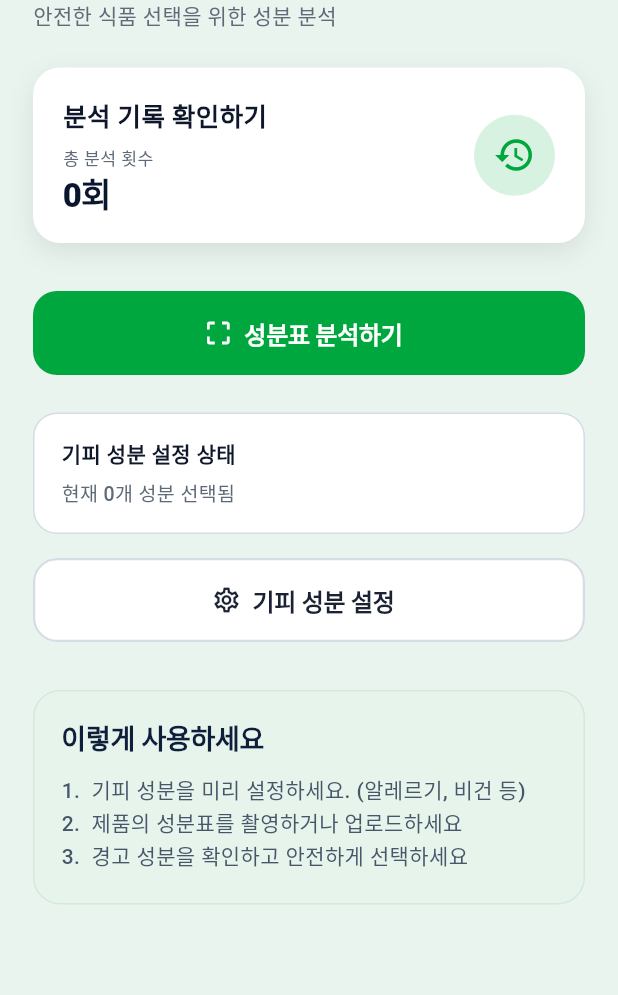
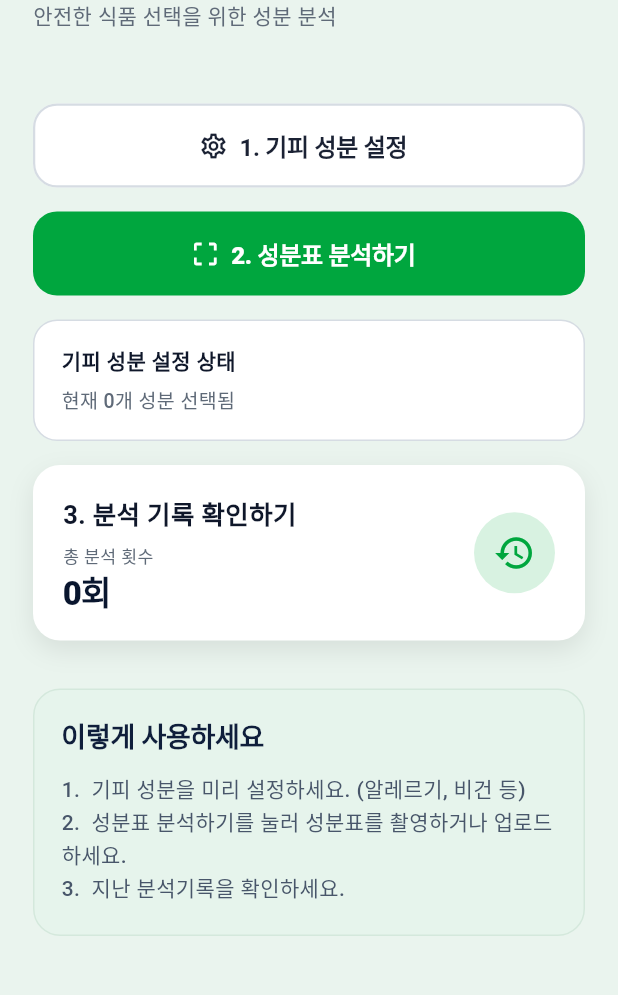
Before and after one commit to gjwnsdnd/food_safety_scanner, a Flutter app: the screen it shows after launch, on a phone screen of 412 x 824 dp, the part 90-1085 px from its top. Run offline on Flutter 3.47's test engine with Material 3 defaults, Android fonts, the phone set to English and light mode, and no system bars; our stand-ins replace dio, image_picker; network calls fail.

```diff
--- a/lib/screens/main_screen.dart
+++ b/lib/screens/main_screen.dart
@@ -58,7 +58,7 @@ class _MainScreenState extends State<MainScreen> {
       backgroundColor: _backgroundColor,
       body: SafeArea(
         child: SingleChildScrollView(
-          padding: EdgeInsets.symmetric(horizontal: s(22), vertical: s(26)),
+          padding: EdgeInsets.fromLTRB(s(22), s(26), s(22), s(18)),
           child: Column(
             crossAxisAlignment: CrossAxisAlignment.start,
             children: [
@@ -104,84 +104,37 @@ class _MainScreenState extends State<MainScreen> {
                   ),
                 ],
               ),
-              SizedBox(height: s(24)),
-              InkWell(
-                onTap: () {
+              SizedBox(height: s(48)),
+              SizedBox(
+                width: double.infinity,
+                height: s(56),
+                child: OutlinedButton.icon(
+                  onPressed: () {
                     Navigator.push(
                       context,
-                    MaterialPageRoute(builder: (_) => const HistoryScreen()),
-                  );
+                      MaterialPageRoute(
+                        builder: (_) => const PreferencesScreen(),
+                      ),
+                    ).then((_) => _loadPreferences());
                   },
-                borderRadius: BorderRadius.circular(s(18)),
-                child: Container(
-                  width: double.infinity,
-                  padding: EdgeInsets.fromLTRB(s(20), s(20), s(20), s(20)),
-                  decoration: BoxDecoration(
-                    color: Colors.white,
-                    borderRadius: BorderRadius.circular(s(18)),
-                    boxShadow: const [
-                      BoxShadow(
-                        color: Color(0x16000000),
-                        blurRadius: 14,
-                        offset: Offset(0, 6),
+                  style: OutlinedButton.styleFrom(
+                    backgroundColor: Colors.white,
+                    foregroundColor: const Color(0xFF1B2234),
+                    side: BorderSide(color: const Color(0xFFD6DCE3), width: s(1.5)),
+                    shape: RoundedRectangleBorder(
+                      borderRadius: BorderRadius.circular(s(16)),
                     ),
-                    ],
-                  ),
-                  child: Row(
-                    children: [
-                      Expanded(
-                        child: Column(
-                          crossAxisAlignment: CrossAxisAlignment.start,
-                          children: [
-                            Text(
-                              '분석 기록 확인하기',
-                              style: TextStyle(
-                                fontSize: s(17),
-                                color: const Color(0xFF0F172A),
+                    textStyle: TextStyle(
+                      fontSize: s(16),
                       fontWeight: FontWeight.w700,
+                      letterSpacing: -0.2,
                     ),
                   ),
-                            SizedBox(height: s(6)),
-                            Text(
-                              '총 분석 횟수',
-                              style: TextStyle(
-                                fontSize: s(11.5),
-                                color: _textMuted,
-                                fontWeight: FontWeight.w500,
+                  icon: Icon(Icons.settings_outlined, size: s(20)),
+                  label: const Text('1. 기피 성분 설정'),
                 ),
               ),
-                            SizedBox(height: s(4)),
-                            Text(
-                              '0회',
-                              style: TextStyle(
-                                fontSize: s(22),
-                                height: 1.0,
-                                color: Color(0xFF09162E),
-                                fontWeight: FontWeight.w800,
-                                letterSpacing: -0.5,
-                              ),
-                            ),
-                          ],
-                        ),
-                      ),
-                      Container(
-                        width: s(54),
-                        height: s(54),
-                        decoration: const BoxDecoration(
-                          shape: BoxShape.circle,
-                          color: _softGreen,
-                        ),
-                        child: Icon(
-                          Icons.history,
-                          color: _primaryGreen,
-                          size: s(28),
-                        ),
-                      ),
-                    ],
-                  ),
-                ),
-              ),
-              SizedBox(height: s(32)),
+              SizedBox(height: s(16)),
               SizedBox(
                 width: double.infinity,
                 height: s(56),
@@ -205,10 +158,10 @@ class _MainScreenState extends State<MainScreen> {
                     ),
                   ),
                   icon: Icon(Icons.crop_free, size: s(20)),
-                  label: const Text('성분표 분석하기'),
+                  label: const Text('2. 성분표 분석하기'),
                 ),
               ),
-              SizedBox(height: s(25)),
+              SizedBox(height: s(16)),
               Container(
                 width: double.infinity,
                 padding: EdgeInsets.fromLTRB(s(18), s(16), s(18), s(16)),
@@ -266,33 +219,80 @@ class _MainScreenState extends State<MainScreen> {
                 ),
               ),
               SizedBox(height: s(16)),
-              SizedBox(
-                width: double.infinity,
-                height: s(56),
-                child: OutlinedButton.icon(
-                  onPressed: () {
+              InkWell(
+                onTap: () {
                   Navigator.push(
                     context,
-                      MaterialPageRoute(
-                        builder: (_) => const PreferencesScreen(),
+                    MaterialPageRoute(builder: (_) => const HistoryScreen()),
+                  );
+                },
+                borderRadius: BorderRadius.circular(s(18)),
+                child: Container(
+                  width: double.infinity,
+                  padding: EdgeInsets.fromLTRB(s(20), s(20), s(20), s(20)),
+                  decoration: BoxDecoration(
+                    color: Colors.white,
+                    borderRadius: BorderRadius.circular(s(18)),
+                    boxShadow: const [
+                      BoxShadow(
+                        color: Color(0x16000000),
+                        blurRadius: 14,
+                        offset: Offset(0, 6),
                       ),
-                    ).then((_) => _loadPreferences());
-                  },
-                  style: OutlinedButton.styleFrom(
-                    backgroundColor: Colors.white,
-                    foregroundColor: const Color(0xFF1B2234),
-                    side: BorderSide(color: const Color(0xFFD6DCE3), width: s(1.5)),
-                    shape: RoundedRectangleBorder(
-                      borderRadius: BorderRadius.circular(s(16)),
+                    ],
                   ),
-                    textStyle: TextStyle(
-                      fontSize: s(16),
+                  child: Row(
+                    children: [
+                      Expanded(
+                        child: Column(
+                          crossAxisAlignment: CrossAxisAlignment.start,
+                          children: [
+                            Text(
+                              '3. 분석 기록 확인하기',
+                              style: TextStyle(
+                                fontSize: s(17),
+                                color: const Color(0xFF0F172A),
                                 fontWeight: FontWeight.w700,
-                      letterSpacing: -0.2,
                               ),
                             ),
-                  icon: Icon(Icons.settings_outlined, size: s(20)),
-                  label: const Text('기피 성분 설정'),
+                            SizedBox(height: s(6)),
+                            Text(
+                              '총 분석 횟수',
+                              style: TextStyle(
+                                fontSize: s(11.5),
+                                color: _textMuted,
+                                fontWeight: FontWeight.w500,
+                              ),
+                            ),
+                            SizedBox(height: s(4)),
+                            Text(
+                              '0회',
+                              style: TextStyle(
+                                fontSize: s(22),
+                                height: 1.0,
+                                color: Color(0xFF09162E),
+                                fontWeight: FontWeight.w800,
+                                letterSpacing: -0.5,
+                              ),
+                            ),
+                          ],
+                        ),
+                      ),
+                      Container(
+                        width: s(54),
+                        height: s(54),
+                        decoration: const BoxDecoration(
+                          shape: BoxShape.circle,
+                          color: _softGreen,
+                        ),
+                        child: Icon(
+                          Icons.history,
+                          color: _primaryGreen,
+                          size: s(28),
+                        ),
+                      ),
+                    ],
+                  ),
                 ),
               ),
               SizedBox(height: s(32)),
@@ -327,7 +327,7 @@ class _MainScreenState extends State<MainScreen> {
                       ),
                     ),
                     Text(
-                      '2.  제품의 성분표를 촬영하거나 업로드하세요',
+                      '2.  성분표 분석하기를 눌러 성분표를 촬영하거나 업로드하세요.',
                       style: TextStyle(
                         fontSize: s(14),
                         fontWeight: FontWeight.w500,
@@ -336,7 +336,7 @@ class _MainScreenState extends State<MainScreen> {
                       ),
                     ),
                     Text(
-                      '3.  경고 성분을 확인하고 안전하게 선택하세요',
+                      '3.  지난 분석기록을 확인하세요.',
                       style: TextStyle(
                         fontSize: s(14),
                         fontWeight: FontWeight.w500,
```
Also changed, not shown: lib/screens/analysis_result_screen.dart (+49 -15 lines), lib/screens/preferences_screen.dart (+66 -0 lines), lib/services/api_service.dart (+35 -1 lines), 6 other files. Lines whose indentation alone changed are shown as unchanged.
